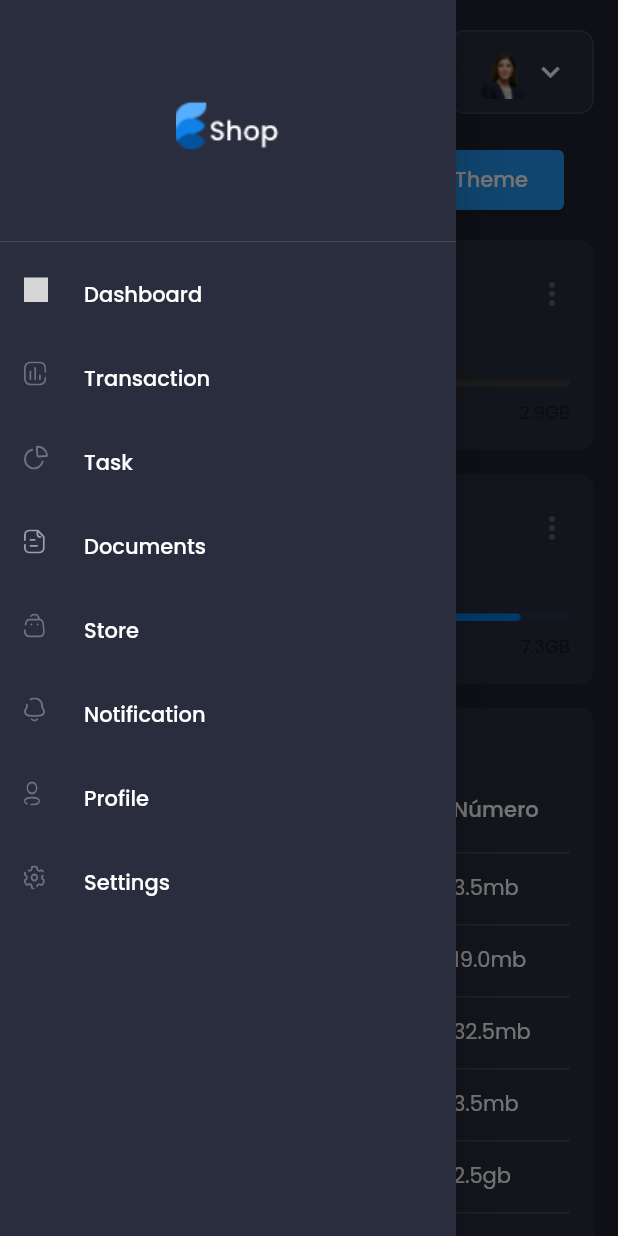
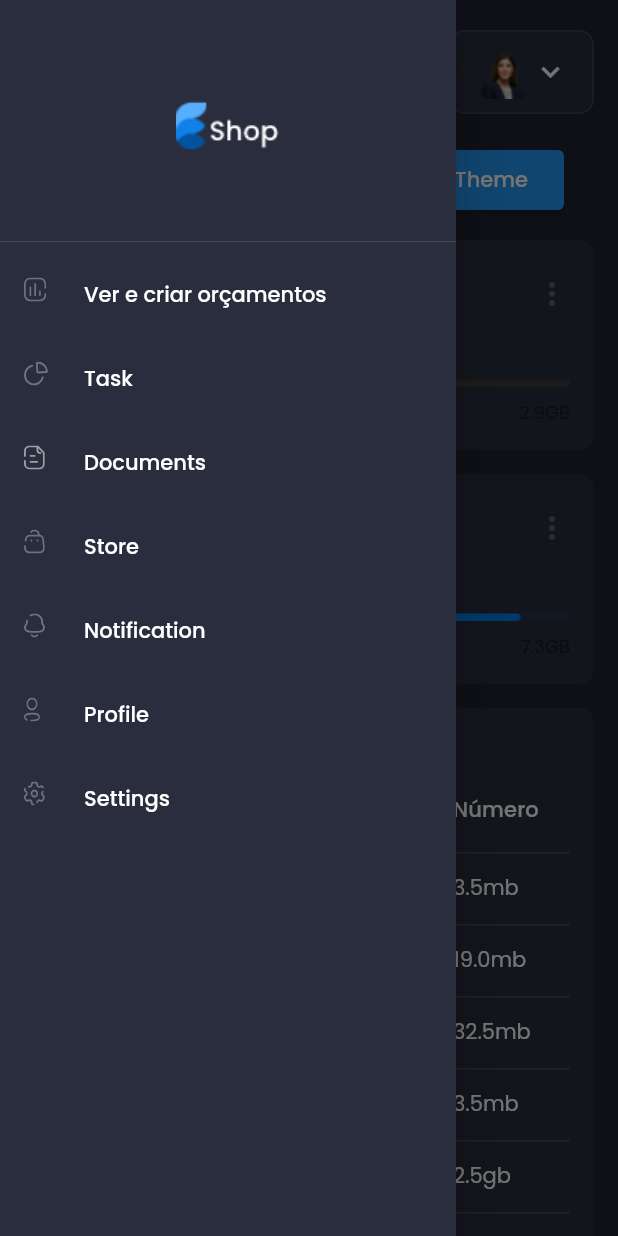
Before and after one commit to brdacon1/budget_flutter, a Flutter app: the MainScreen screen opened by its route, with the side drawer open, on a phone screen of 412 x 824 dp. Run offline on Flutter 3.47's test engine with Material 2 defaults, Android fonts, the light colour scheme and no system bars; our stand-ins replace adaptive_theme, awesome_dialog, badges, cached_network_image, cloud_firestore, expansion_tile_card and 13 more; missing offline and left inert: cloud_firestore_web, contact_picker_web, dart:ffi, firebase_auth_web, firebase_core_web, flutter_inapp_purchase and 3 more; accounts and stored records are empty; network calls fail; project files that could hold a hidden picture were left out; grey boxes are pictures that could not be loaded.

Commit message:
Alterações nas imagens

```diff
--- a/lib/main.dart
+++ b/lib/main.dart
@@ -41,7 +41,7 @@ class MyApp extends StatelessWidget {
         ),
         initial: AdaptiveThemeMode.dark,
         builder: (theme, darkTheme) => MaterialApp(
-          title: 'Orçamento de Vendas',
+          title: 'Orçamento de Vendas - PDF',
           theme: theme,
           darkTheme: darkTheme,
           debugShowCheckedModeBanner: false,
--- a/lib/screens/main/components/side_menu.dart
+++ b/lib/screens/main/components/side_menu.dart
@@ -1,5 +1,7 @@
 import 'package:flutter/material.dart';
 import 'package:flutter_svg/flutter_svg.dart';
+
+import '../../../Pages/pg_PoupSearch.dart';
 
 class SideMenu extends StatelessWidget {
   const SideMenu({
@@ -15,14 +17,16 @@ class SideMenu extends StatelessWidget {
             child: Image.asset("assets/images/logo.png"),
           ),
           DrawerListTile(
-            title: "Dashboard",
-            svgSrc: "assets/icons/menu_dashbord.svg",
-            press: () {},
-          ),
-          DrawerListTile(
-            title: "Transaction",
+            title: "Ver e criar orçamentos",
             svgSrc: "assets/icons/menu_tran.svg",
-            press: () {},
+            press: () {
+              Navigator.push(
+                context,
+                MaterialPageRoute(
+                  builder: (context) => pg_PoupSearch(),
+                ),
+              );
+            },
           ),
           DrawerListTile(
             title: "Task",
```
Also changed, not shown: assets/icon.png (added).
